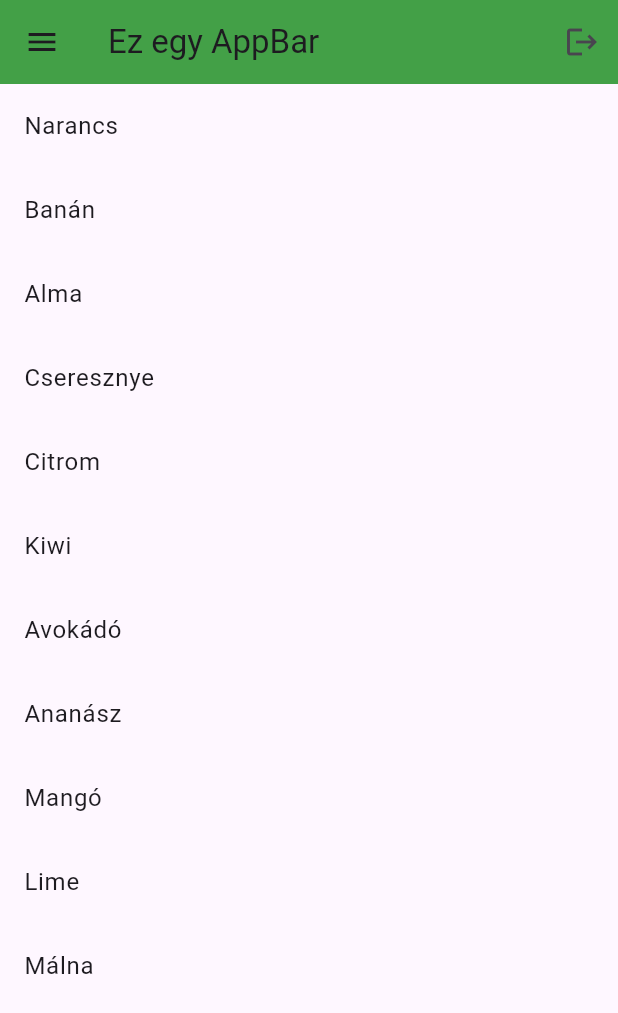
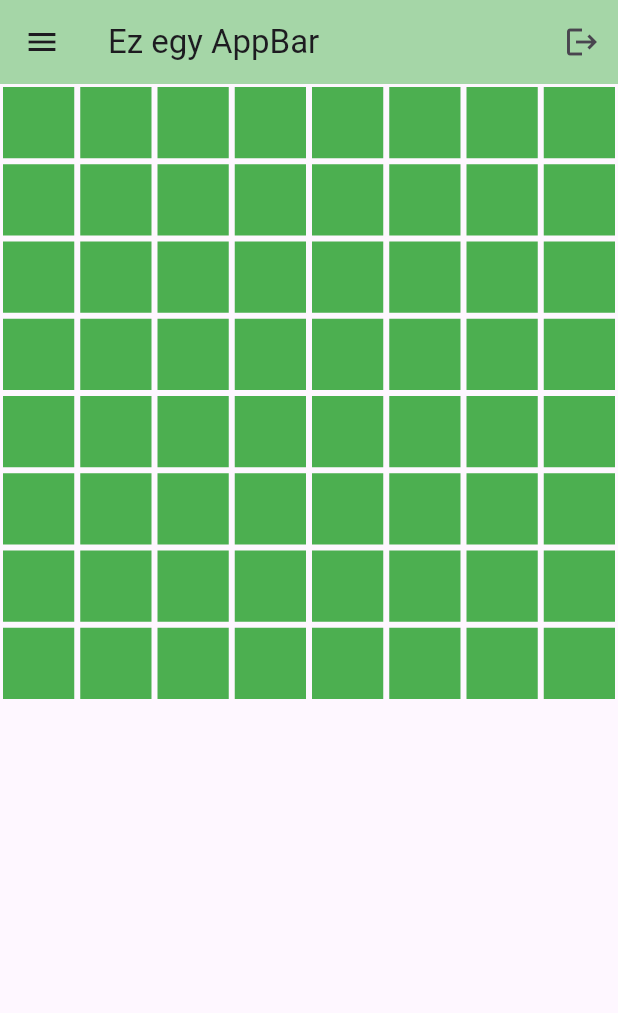
Before and after one commit to dajkagabi/Flutter-2024, a Flutter app: the screen it shows after launch, on a phone screen of 412 x 824 dp. Shown: the top 1013 px of the screen. Run offline on Flutter 3.47's test engine with Material 3 defaults, Android fonts, the phone set to English and light mode, and no system bars.

Commit message:
GridView, grid, táblák,

```diff
--- a/lib/main.dart
+++ b/lib/main.dart
@@ -1,7 +1,6 @@
 // ignore_for_file: prefer_const_constructors
 
 import 'package:flutter/material.dart';
-import 'package:flutter/widgets.dart';
 
 void main() {
   runApp(MyApp());
@@ -10,7 +9,7 @@ void main() {
 class MyApp extends StatelessWidget {
   MyApp({super.key});
 
-  List names = [
+  /* List names = [
     "Narancs",
     "Banán",
     "Alma",
@@ -23,7 +22,7 @@ class MyApp extends StatelessWidget {
     "Lime",
     "Málna"
   ];
-
+*/
   @override
   Widget build(BuildContext context) {
     return MaterialApp(
@@ -32,15 +31,18 @@ class MyApp extends StatelessWidget {
         //   backgroundColor: Colors.yellow[50],
         appBar: AppBar(
           title: Text("Ez egy AppBar"),
-          backgroundColor: Colors.green[600],
+          backgroundColor: Colors.green[200],
           elevation: 0,
           leading: Icon(Icons.menu),
           actions: [IconButton(onPressed: () {}, icon: Icon(Icons.logout))],
         ),
-        body: ListView.builder(
-            itemCount: names.length,
-            itemBuilder: (context, index) => ListTile(
-                  title: Text(names[index]),
+        body: GridView.builder(
+            itemCount: 64,
+            gridDelegate:
+                SliverGridDelegateWithFixedCrossAxisCount(crossAxisCount: 8),
+            itemBuilder: (context, index) => Container(
+                  color: Colors.green,
+                  margin: EdgeInsets.all(2),
                 )),
       ),
     );
```
